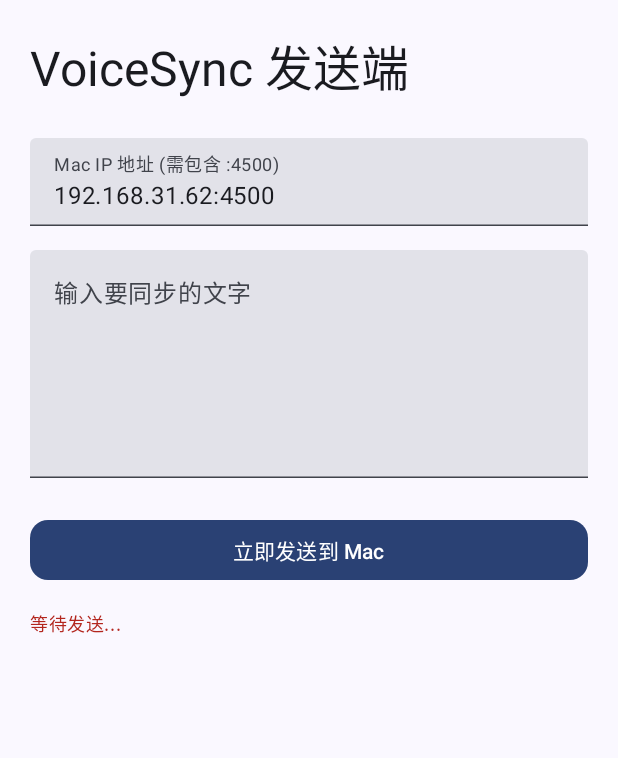
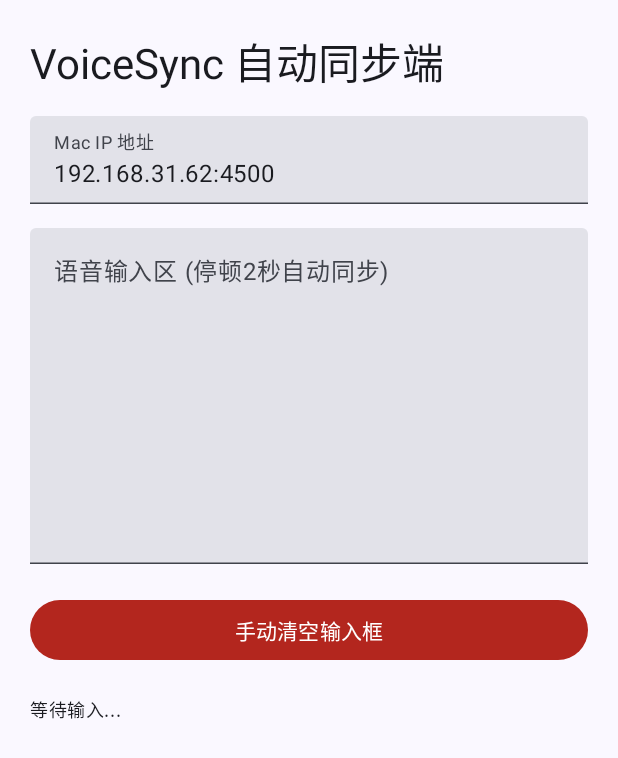
Before and after one commit to sedationh/VoiceSync, an Android app built with Jetpack Compose: the screen it shows after launch (MainActivity), on a phone screen of 412 x 824 dp. Shown: the top 758 px of the screen. Run offline under Robolectric (Android 15) with nearby library versions, the phone set to English and light mode, and no system bars.

Commit message:
feat: Implement automatic synchronization feature with debounce logic in MainActivity

```diff
--- a/VoiceSyncAndroid/app/src/main/java/com/sedationh/voicesync/MainActivity.kt
+++ b/VoiceSyncAndroid/app/src/main/java/com/sedationh/voicesync/MainActivity.kt
@@ -1,7 +1,6 @@
 package com.sedationh.voicesync
 
 import android.os.Bundle
-import android.util.Log
 import androidx.activity.ComponentActivity
 import androidx.activity.compose.setContent
 import androidx.activity.enableEdgeToEdge
@@ -11,122 +10,93 @@
 import androidx.compose.ui.Modifier
 import androidx.compose.ui.unit.dp
 import com.sedationh.voicesync.ui.theme.VoiceSyncAndroidTheme
-import kotlinx.coroutines.Dispatchers
-import kotlinx.coroutines.launch
+import kotlinx.coroutines.*
 import okhttp3.*
 import okhttp3.RequestBody.Companion.toRequestBody
 import java.io.IOException
 
 class MainActivity : ComponentActivity() {
-    // 1. 初始化 OkHttp 客户端
     private val client = OkHttpClient()
+    // 用于控制自动发送的协程任务
+    private var debounceJob: Job? = null
 
     override fun onCreate(savedInstanceState: Bundle?) {
         super.onCreate(savedInstanceState)
         enableEdgeToEdge()
         setContent {
             VoiceSyncAndroidTheme {
-                // 2. 状态管理
-                var targetIp by remember { mutableStateOf("192.168.31.62:4500") } // 👈 记得改成你 Mac 的 IP
+                var targetIp by remember { mutableStateOf("192.168.31.62:4500") } // 改成你的 IP
                 var content by remember { mutableStateOf("") }
-                var logMessage by remember { mutableStateOf("等待发送...") }
+                var logMessage by remember { mutableStateOf("等待输入...") }
                 val scope = rememberCoroutineScope()
 
                 Scaffold(modifier = Modifier.fillMaxSize()) { innerPadding ->
-                    Column(
-                        modifier = Modifier
-                            .padding(innerPadding)
-                            .padding(20.dp)
-                            .fillMaxSize()
-                    ) {
-                        Text(
-                            text = "VoiceSync 发送端",
-                            style = MaterialTheme.typography.headlineLarge
-                        )
+                    Column(modifier = Modifier.padding(innerPadding).padding(20.dp).fillMaxSize()) {
+                        Text(text = "VoiceSync 自动同步端", style = MaterialTheme.typography.headlineMedium)
 
-                        Spacer(modifier = Modifier.height(24.dp))
+                        Spacer(modifier = Modifier.height(16.dp))
 
-                        // IP 输入框
                         TextField(
                             value = targetIp,
                             onValueChange = { targetIp = it },
-                            label = { Text("Mac IP 地址 (需包含 :4500)") },
-                            modifier = Modifier.fillMaxWidth(),
-                            singleLine = true
+                            label = { Text("Mac IP 地址") },
+                            modifier = Modifier.fillMaxWidth()
                         )
 
                         Spacer(modifier = Modifier.height(16.dp))
 
-                        // 内容输入框
+                        // 核心：这里的 onValueChange 包含了自动发送逻辑
                         TextField(
                             value = content,
-                            onValueChange = { content = it },
-                            label = { Text("输入要同步的文字") },
-                            modifier = Modifier.fillMaxWidth(),
-                            minLines = 5
-                        )
+                            onValueChange = { newText ->
+                                content = newText
+                                logMessage = "正在录入..."
 
-                        Spacer(modifier = Modifier.height(24.dp))
-
-                        // 发送按钮
-                        Button(
-                            onClick = {
-                                logMessage = "正在发送..."
-                                // 3. 在 IO 线程执行网络请求
-                                scope.launch(Dispatchers.IO) {
-                                    sendToMac(targetIp, content) { success, msg ->
-                                        logMessage = if (success) "同步成功 ✅" else "失败: $msg ❌"
+                                // --- 自动发送逻辑 (Debounce) ---
+                                debounceJob?.cancel() // 只要在动，就取消上一个计时器
+                                debounceJob = scope.launch {
+                                    delay(2000) // 等待 2 秒停顿
+                                    if (content.isNotEmpty()) {
+                                        logMessage = "检测到停顿，自动同步中..."
+                                        sendToMac(targetIp, content) { success, msg ->
+                                            logMessage = if (success) "自动同步成功 ✅" else "同步失败: $msg"
+                                        }
                                     }
                                 }
                             },
+                            label = { Text("语音输入区 (停顿2秒自动同步)") },
                             modifier = Modifier.fillMaxWidth(),
-                            shape = MaterialTheme.shapes.medium
+                            minLines = 8
+                        )
+
+                        Spacer(modifier = Modifier.height(20.dp))
+
+                        // 手动清除按钮
+                        Button(
+                            onClick = { content = ""; logMessage = "已清空" },
+                            colors = ButtonDefaults.buttonColors(containerColor = MaterialTheme.colorScheme.error),
+                            modifier = Modifier.fillMaxWidth()
                         ) {
-                            Text("立即发送到 Mac")
+                            Text("手动清空输入框")
                         }
 
-                        Spacer(modifier = Modifier.height(16.dp))
+                        Spacer(modifier = Modifier.height(20.dp))
 
-                        Text(
-                            text = logMessage,
-                            style = MaterialTheme.typography.bodySmall,
-                            color = if (logMessage.contains("成功")) MaterialTheme.colorScheme.primary else MaterialTheme.colorScheme.error
-                        )
+                        Text(text = logMessage, style = MaterialTheme.typography.bodySmall)
                     }
                 }
             }
         }
     }
 
-    // 4. 发送逻辑 (对应 Plan 1.4)
     private fun sendToMac(ipPort: String, text: String, onResult: (Boolean, String) -> Unit) {
-        if (text.isEmpty()) {
-            onResult(false, "内容不能为空")
-            return
-        }
-
-        // 确保 URL 格式正确
         val url = if (ipPort.startsWith("http")) "$ipPort/sync" else "http://$ipPort/sync"
-
-        val request = Request.Builder()
-            .url(url)
-            .post(text.toRequestBody())
-            .build()
+        val request = Request.Builder().url(url).post(text.toRequestBody()).build()
 
         client.newCall(request).enqueue(object : Callback {
-            override fun onFailure(call: Call, e: IOException) {
-                Log.e("VoiceSync", "请求失败: ${e.message}")
-                onResult(false, e.message ?: "未知错误")
-            }
-
+            override fun onFailure(call: Call, e: IOException) { onResult(false, e.message ?: "网络错误") }
             override fun onResponse(call: Call, response: Response) {
-                response.use {
-                    if (it.isSuccessful) {
-                        onResult(true, "OK")
-                    } else {
-                        onResult(false, "服务器返回: ${it.code}")
-                    }
-                }
+                response.use { if (it.isSuccessful) onResult(true, "OK") }
             }
         })
     }
```
